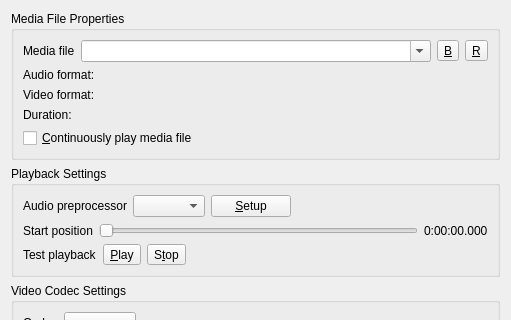
Qt form Client/qtTeamTalk/streammediafile.ui (BearWare/TeamTalk5) before a commit; both pictures show x 0 to 511 and y 0 to 320 of the 511 by 523 pixel window.
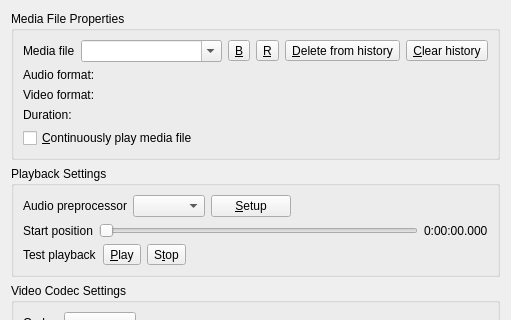
The same form after that commit. Icons and pictures are not drawn.

Commit message: QT - Delete and clear buttons on CTRL+S dialog

Patch:
```diff
--- a/Client/qtTeamTalk/streammediafile.ui
+++ b/Client/qtTeamTalk/streammediafile.ui
@@ -67,6 +67,20 @@
           </property>
          </widget>
         </item>
+        <item>
+         <widget class="QToolButton" name="deleteButton">
+          <property name="text">
+           <string>&amp;Delete from history</string>
+          </property>
+         </widget>
+        </item>
+        <item>
+         <widget class="QToolButton" name="clearButton">
+          <property name="text">
+           <string>&amp;Clear history</string>
+          </property>
+         </widget>
+        </item>
        </layout>
       </item>
       <item>
```
The commit also changes 2 other files.
